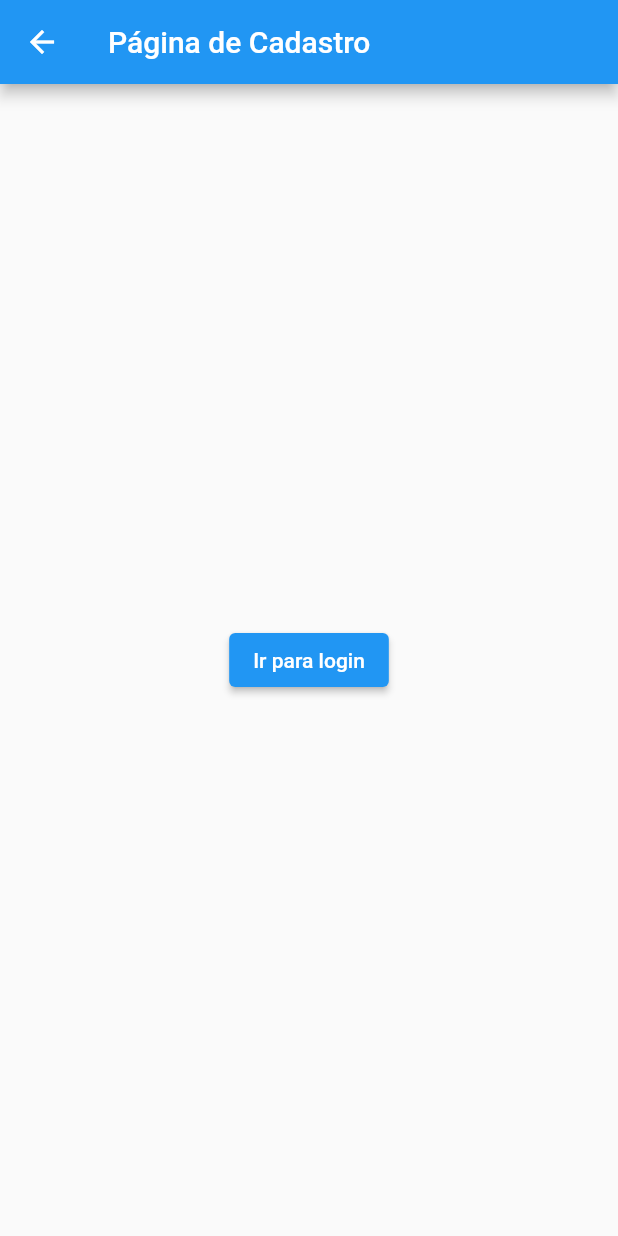
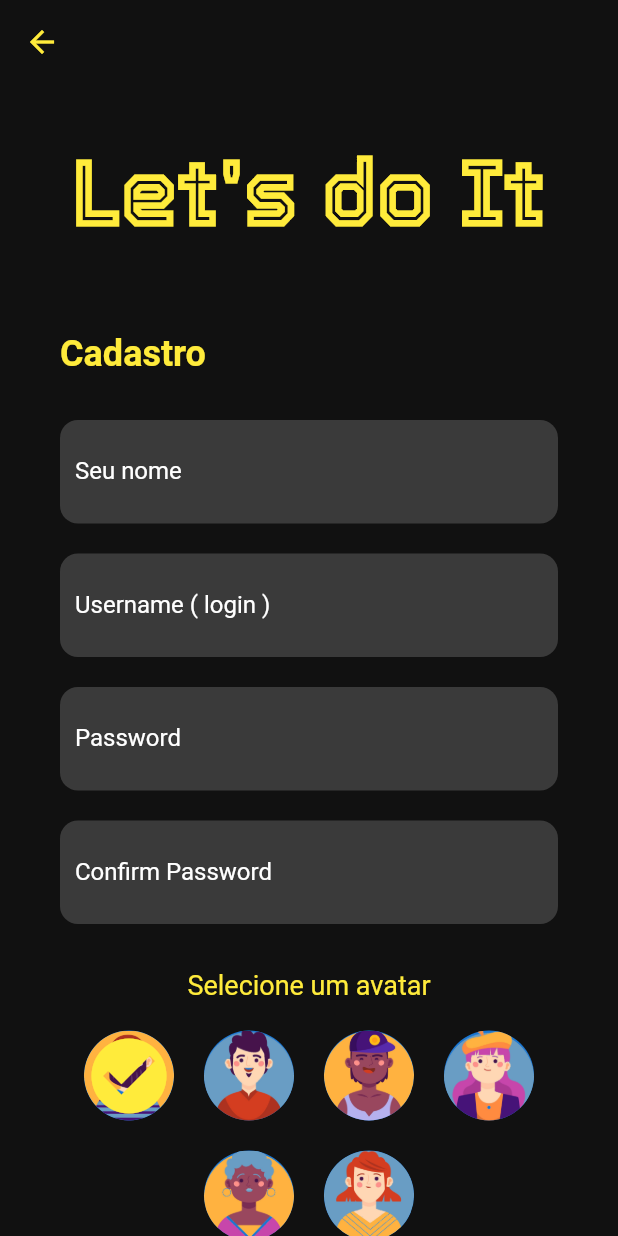
Before and after one commit to Pareidollya/project-mobile, a Flutter app: the RegisterPage screen opened by its route, on a phone screen of 412 x 824 dp. Run offline on Flutter 3.47's test engine with Material 2 defaults, Android fonts, the phone set to English and light mode, and no system bars.

Commit message:
register screen

```diff
--- a/app/lib/pages/login.dart
+++ b/app/lib/pages/login.dart
@@ -38,8 +38,9 @@ class _LoginPageState extends State<LoginPage> {
               "Just do It",
               style: TextStyle(
                 color: Colors.yellow,
-                fontSize: 80,
+                fontSize: 60,
                 fontWeight: FontWeight.bold,
+                fontFamily: 'Tourney'
               ),
             ),
             const SizedBox(height: 100),
--- a/app/lib/pages/register.dart
+++ b/app/lib/pages/register.dart
@@ -1,20 +1,132 @@
 import 'package:flutter/material.dart';
+import 'package:app/widgets/input_large.dart';
 
-class RegisterPage extends StatelessWidget {
+class RegisterPage extends StatefulWidget {
+  @override
+  _RegisterPageState createState() => _RegisterPageState();
+}
+
+class _RegisterPageState extends State<RegisterPage> {
+  final TextEditingController _nameController = TextEditingController();
+  final TextEditingController _usernameController = TextEditingController();
+  final TextEditingController _passwordController = TextEditingController();
+  final TextEditingController _confirmPasswordController = TextEditingController();
+  String _selectedAvatar = 'avatar_1';
+
+  void _handleRegister() {
+    print('Usuário registrado com avatar: $_selectedAvatar');
+  }
+
+  Widget _buildAvatar(String avatarName) {
+    bool isSelected = _selectedAvatar == avatarName;
+    return GestureDetector(
+      onTap: () {
+        setState(() {
+          _selectedAvatar = avatarName;
+        });
+      },
+      child: CircleAvatar(
+        backgroundImage: AssetImage('assets/images/$avatarName.png'),
+        radius: 30,
+        child: isSelected
+            ? Icon(Icons.check_circle, color: Colors.yellow, size: 60)
+            : null,
+      ),
+    );
+  }
+
   @override
   Widget build(BuildContext context) {
     return Scaffold(
+      backgroundColor: const Color.fromARGB(255, 17, 17, 17),
       appBar: AppBar(
-        title: Text('Página de Cadastro'),
+        backgroundColor: Colors.transparent,
+        elevation: 0,
+        leading: IconButton(
+          icon: Icon(Icons.arrow_back, color: Colors.yellow),
+          onPressed: () => Navigator.of(context).pop(),
+        ),
       ),
-      body: Center(
-        child: ElevatedButton(
-          onPressed: () {
-            Navigator.pushNamed(context, '/');
-          },
-          child: Text('Ir para login'),
+      body: SingleChildScrollView(
+        child: Padding(
+          padding: const EdgeInsets.all(40.0),
+          child: Column(
+            mainAxisAlignment: MainAxisAlignment.center,
+            children: [
+              const Text(
+                "Let's do It",
+                style: TextStyle(
+                  color: Colors.yellow,
+                  fontSize: 60,
+                  fontWeight: FontWeight.bold,
+                  fontFamily: 'Tourney',
+                ),
+              ),
+              const SizedBox(height: 60),
+              const Align(
+                alignment: Alignment.centerLeft,
+                child: Text(
+                  "Cadastro",
+                  style: TextStyle(
+                    color: Colors.yellow,
+                    fontSize: 24,
+                    fontWeight: FontWeight.bold,
+                  ),
+                ),
+              ),
+              const SizedBox(height: 30),
+              InputLarge(labelText: "Seu nome", controller: _nameController),
+              const SizedBox(height: 20),
+              InputLarge(labelText: "Username ( login )", controller: _usernameController),
+              const SizedBox(height: 20),
+              InputLarge(labelText: "Password", obscureText: true, controller: _passwordController),
+              const SizedBox(height: 20),
+              InputLarge(labelText: "Confirm Password", obscureText: true, controller: _confirmPasswordController),
+              const SizedBox(height: 30),
+              const Text(
+                "Selecione um avatar",
+                style: TextStyle(color: Colors.yellow, fontSize: 18),
+              ),
+              const SizedBox(height: 20),
+              Wrap(
+                alignment: WrapAlignment.center,
+                spacing: 20,
+                runSpacing: 20,
+                children: List.generate(6, (index) => _buildAvatar('avatar_${index + 1}')),
+              ),
+              const SizedBox(height: 40),
+              ElevatedButton(
+                onPressed: _handleRegister,
+                style: ElevatedButton.styleFrom(
+                  primary: Colors.yellow,
+                  onPrimary: Colors.black,
+                  padding: const EdgeInsets.symmetric(horizontal: 100, vertical: 20),
+                  shape: RoundedRectangleBorder(
+                    borderRadius: BorderRadius.circular(30.0),
+                  ),
+                ),
+                child: const Text(
+                  "Cadastrar",
+                  style: TextStyle(
+                    color: Colors.black87,
+                    fontSize: 20.0,
+                    fontWeight: FontWeight.w600,
+                  ),
+                ),
+              ),
+            ],
+          ),
         ),
       ),
     );
   }
+
+  @override
+  void dispose() {
+    _nameController.dispose();
+    _usernameController.dispose();
+    _passwordController.dispose();
+    _confirmPasswordController.dispose();
+    super.dispose();
+  }
 }
```
Also changed, not shown: app/pubspec.yaml (+11 -3 lines), app/assets/images/avatar_1.png (added), app/assets/images/avatar_2.png (added), app/assets/images/avatar_3.png (added), app/assets/images/avatar_4.png (added), app/assets/images/avatar_5.png (added), app/assets/images/avatar_6.png (added), app/fonts/Tourney-Regular.ttf (added), app/pubspec.lock, 1 other file.
